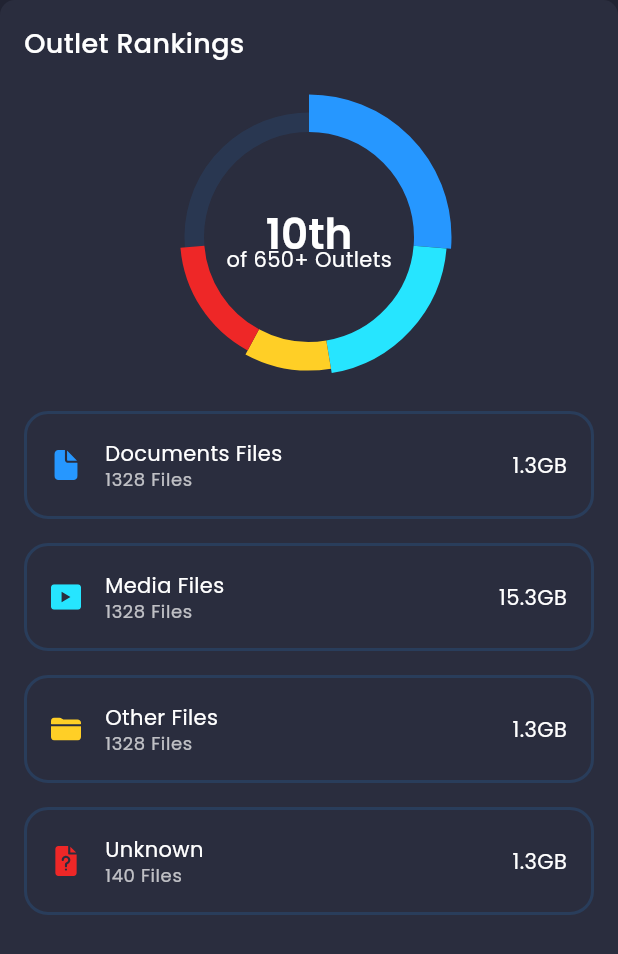
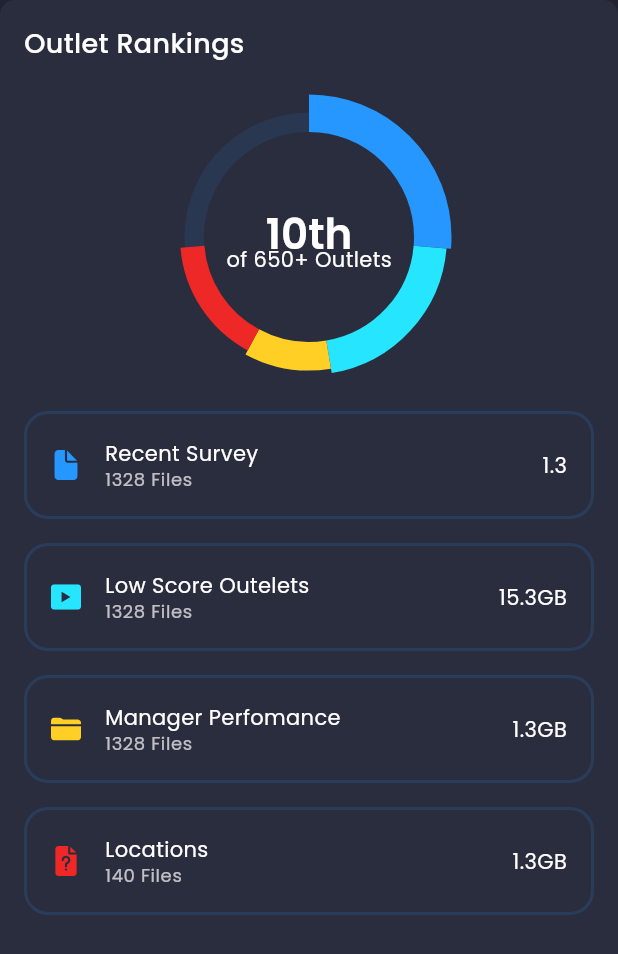
Before and after one commit to Zahed75/Admin-Panel, a Flutter app: the StorageDetails widget shown alone on an empty page, opened directly, on a phone screen of 412 x 824 dp. Shown: the top 954 px of the screen. Run offline on Flutter 3.47's test engine with Material 3 defaults, Android fonts, the phone set to English and light mode, and no system bars; drawn by our look-alikes of fl_chart; our stand-ins replace flutter_svg, get, google_fonts.

```diff
--- a/lib/screens/dashboard/components/header.dart
+++ b/lib/screens/dashboard/components/header.dart
@@ -64,7 +64,7 @@ class ProfileCard extends StatelessWidget {
             Padding(
               padding:
                   const EdgeInsets.symmetric(horizontal: defaultPadding / 2),
-              child: Text("Angelina Jolie"),
+              child: Text("Zahed Hasan"),
             ),
           Icon(Icons.keyboard_arrow_down),
         ],
--- a/lib/screens/dashboard/components/storage_details.dart
+++ b/lib/screens/dashboard/components/storage_details.dart
@@ -31,25 +31,25 @@ class StorageDetails extends StatelessWidget {
           Chart(),
           StorageInfoCard(
             svgSrc: "assets/icons/Documents.svg",
-            title: "Documents Files",
-            amountOfFiles: "1.3GB",
+            title: "Recent Survey",
+            amountOfFiles: "1.3",
             numOfFiles: 1328,
           ),
           StorageInfoCard(
             svgSrc: "assets/icons/media.svg",
-            title: "Media Files",
+            title: "Low Score Outelets",
             amountOfFiles: "15.3GB",
             numOfFiles: 1328,
           ),
           StorageInfoCard(
             svgSrc: "assets/icons/folder.svg",
-            title: "Other Files",
+            title: "Manager Perfomance",
             amountOfFiles: "1.3GB",
             numOfFiles: 1328,
           ),
           StorageInfoCard(
             svgSrc: "assets/icons/unknown.svg",
-            title: "Unknown",
+            title: "Locations",
             amountOfFiles: "1.3GB",
             numOfFiles: 140,
           ),
```
